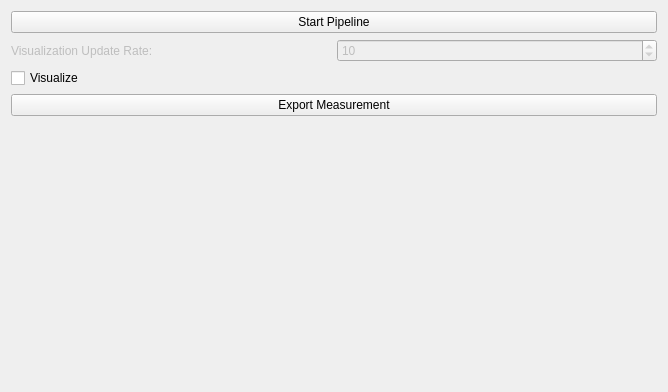
Before: the Qt Designer form Plugins/org.mitk.gui.qt.igtlplugin/src/internal/OpenIGTLinkExampleControls.ui in MITK/MITK, drawn with Qt 5.
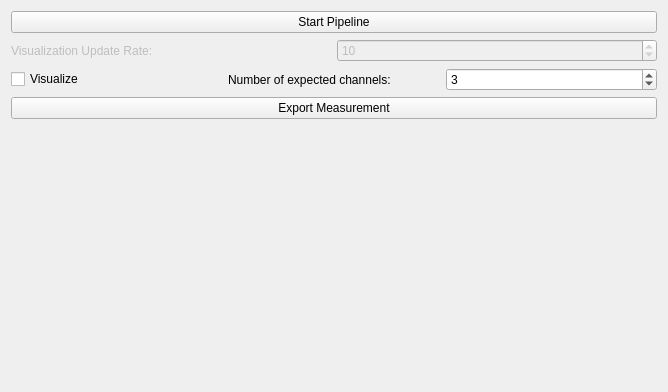
After: the same form once the commit is applied.

Commit message: Visualization in the igtl plugings can be turned on and off The boundary box is calculated only once The number of expected input channels can be configured

Diff of the .ui file:
```diff
--- a/Plugins/org.mitk.gui.qt.igtlplugin/src/internal/OpenIGTLinkExampleControls.ui
+++ b/Plugins/org.mitk.gui.qt.igtlplugin/src/internal/OpenIGTLinkExampleControls.ui
@@ -57,11 +57,29 @@
       </layout>
      </item>
      <item>
+      <layout class="QGridLayout" name="gridLayout">
+       <item row="0" column="0">
       <widget class="QCheckBox" name="visualizeCheckBox">
        <property name="text">
         <string>Visualize</string>
        </property>
       </widget>
+       </item>
+       <item row="0" column="1">
+        <widget class="QLabel" name="label_2">
+         <property name="text">
+          <string>Number of expected channels:</string>
+         </property>
+        </widget>
+       </item>
+       <item row="0" column="2">
+        <widget class="QSpinBox" name="channelSpinBox">
+         <property name="value">
+          <number>3</number>
+         </property>
+        </widget>
+       </item>
+      </layout>
      </item>
      <item>
       <widget class="QPushButton" name="exportMeasurementsPushButton">
```
Lines whose indentation alone changed are shown as unchanged. The commit also changes 5 other files.
